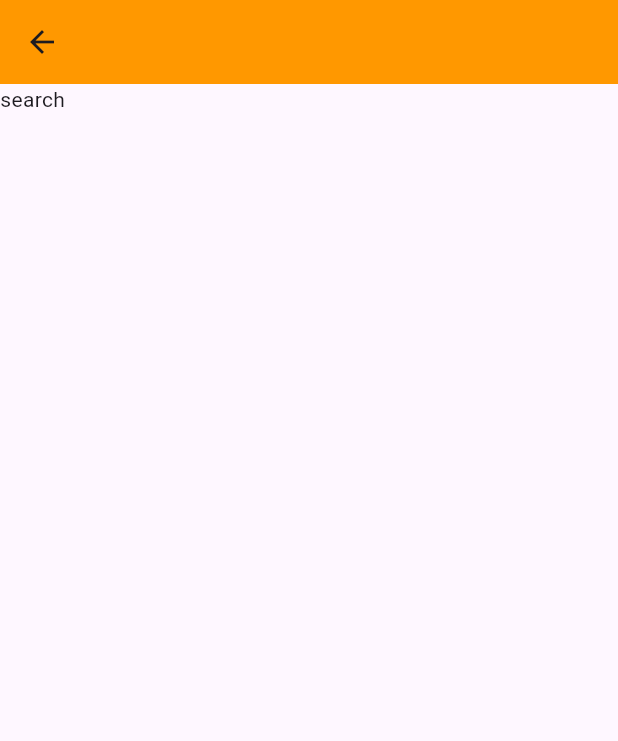
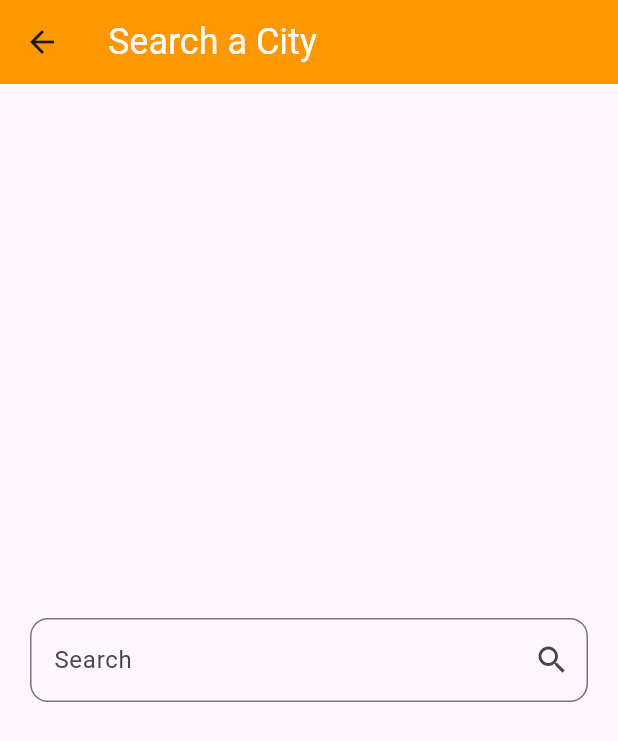
Before and after one commit to ali72-20/weather, a Flutter app: the search screen opened directly, on a phone screen of 412 x 824 dp. Shown: the top 741 px of the screen. Run offline on Flutter 3.47's test engine with Material 3 defaults, Android fonts, the phone set to English and light mode, and no system bars.

Commit message:
+ add navigate icon search + add search screen + add search screen app bar + text field % decorate text field ( border, label, suffix icon, hint text)

```diff
--- a/lib/views/home_view.dart
+++ b/lib/views/home_view.dart
@@ -1,7 +1,6 @@
 import 'package:flutter/material.dart';
-
+import 'package:weather/Components%20/App_bar_tile.dart';
 import '../widgets/no_weather_body.dart';
-
 
 class HomeView extends StatelessWidget {
   const HomeView({Key? key}) : super(key: key);
@@ -11,7 +10,7 @@ class HomeView extends StatelessWidget {
     return Scaffold(
       appBar: AppBar(
         backgroundColor: Colors.blue,
-        title: const Text('Weather App', style: TextStyle(color: Colors.white),),
+        title:  const AppBarTile()
       ),
       body: const NoWeatherBody(),
     );
--- a/lib/widgets/search view.dart
+++ b/lib/widgets/search view.dart
@@ -1,5 +1,9 @@
+import 'dart:ui';
+
 import 'package:flutter/cupertino.dart';
 import 'package:flutter/material.dart';
+import 'package:flutter/painting.dart';
+import 'package:flutter/rendering.dart';
 
 class search extends StatefulWidget {
   const search({super.key});
@@ -11,11 +15,30 @@ class search extends StatefulWidget {
 class _searchState extends State<search> {
   @override
   Widget build(BuildContext context) {
-    return  Scaffold(
+    return Scaffold(
       appBar: AppBar(
         backgroundColor: Colors.orange,
+        title: const Text(
+          "Search a City",
+          style: TextStyle(color: Colors.white, fontSize: 24),
+        ),
       ),
-      body: const SafeArea(child: Text('search')),
+      body: const Padding(
+        padding: EdgeInsets.symmetric(horizontal: 20),
+        child: Center(
+          child: TextField(
+            decoration: InputDecoration(
+              border: OutlineInputBorder(
+                borderRadius:BorderRadius.all(Radius.circular(12),),
+                borderSide:BorderSide(color: Colors.red)
+              ),
+              hintText: 'Enter city name',
+              suffixIcon: Icon(Icons.search),
+              label: Text("Search")
+            ),
+          ),
+        ),
+      ),
     );
   }
 }
```
Also changed, not shown: lib/Components /App_bar_tile.dart (added, +25 -0 lines), lib/widgets/no_weather_body.dart (+11 -15 lines).
